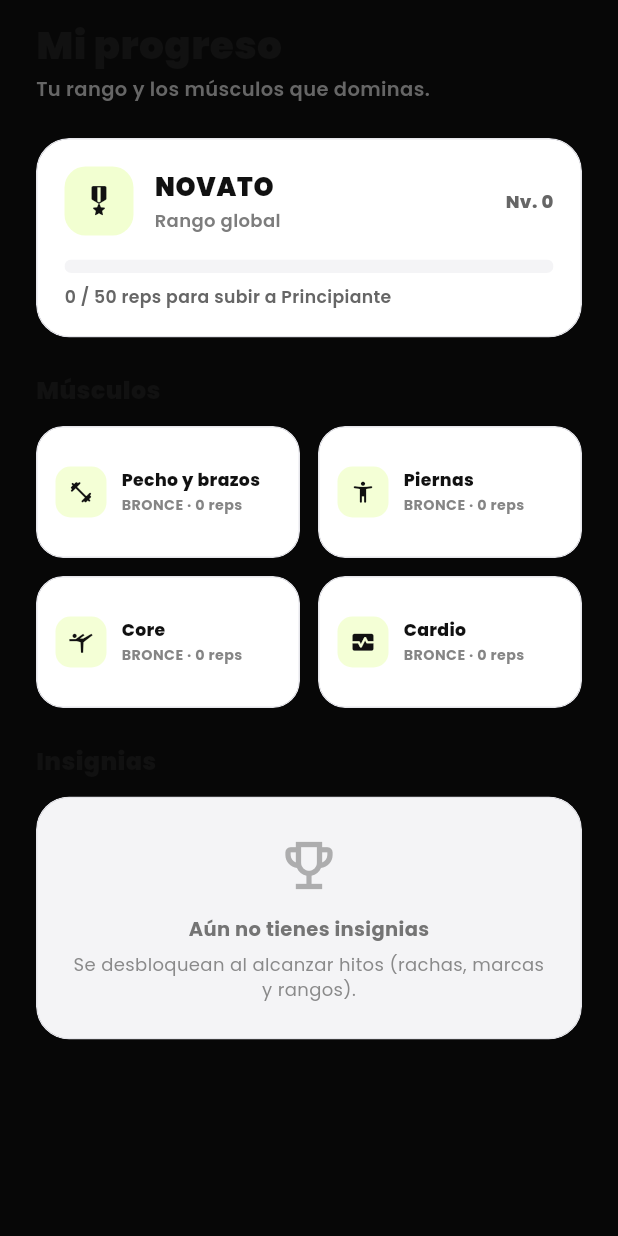
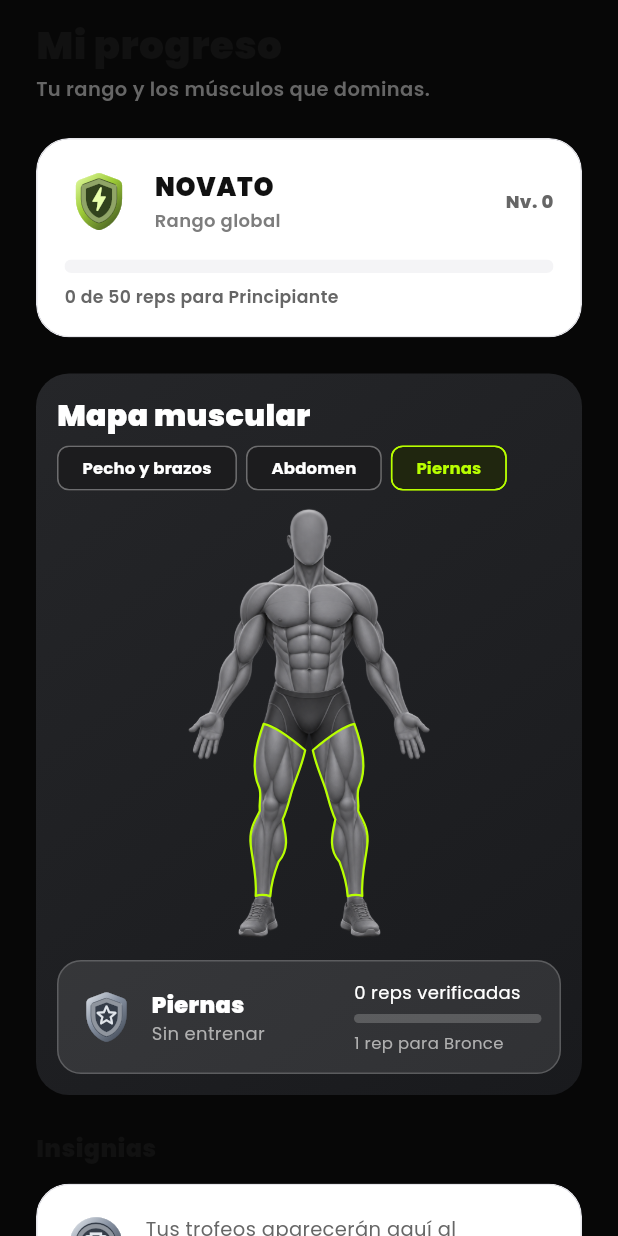
Before and after one commit to Crisls24/rivalfit-app, a Flutter app: the ProgressView widget shown alone on an empty page, opened directly, on a phone screen of 412 x 824 dp. Run offline on Flutter 3.47's test engine with Material 3 defaults, Android fonts, the phone set to English and light mode, and no system bars; our stand-ins replace app_links, flutter_animate, flutter_riverpod, flutter_svg, go_router, google_fonts and 5 more; accounts and stored records are empty; network calls fail.

Commit message:
feat(progress): integra el mapa muscular y los trofeos

```diff
--- a/lib/features/exercise/domain/models/exercise.dart
+++ b/lib/features/exercise/domain/models/exercise.dart
@@ -9,7 +9,7 @@ import 'package:rivalfit/app/theme/app_colors.dart';
 enum MuscleGroup {
   chestArms('Pecho y brazos', Icons.fitness_center_rounded),
   legs('Piernas', Icons.accessibility_new_rounded),
-  core('Core', Icons.sports_gymnastics),
+  core('Abdomen', Icons.sports_gymnastics),
   cardio('Cardio', Icons.monitor_heart_rounded);
 
   final String label;
@@ -38,8 +38,7 @@ class Exercise {
     required this.muscleGroups,
   });
 
-  String get muscleLabel =>
-      muscleGroups.map((g) => g.label).join(' · ');
+  String get muscleLabel => muscleGroups.map((g) => g.label).join(' · ');
 }
 
 /// Catálogo inicial de RivalFit (PRD seccion 3).
--- a/lib/features/home/presentation/tabs/progress_view.dart
+++ b/lib/features/home/presentation/tabs/progress_view.dart
@@ -1,13 +1,13 @@
 import 'package:flutter/material.dart';
 import 'package:rivalfit/app/theme/app_colors.dart';
 import 'package:rivalfit/app/widgets/app_card.dart';
-import 'package:rivalfit/features/exercise/domain/models/exercise.dart';
+import 'package:rivalfit/features/home/presentation/widgets/muscle_map_card.dart';
+import 'package:rivalfit/features/home/presentation/widgets/progress_emblem.dart';
 
-/// Tab "Mi progreso": rango global (PRD seccion 4.5), rango por grupo
-/// muscular (Bronce -> Diamante) e insignias. Los datos llegan en la Fase 3;
-/// aqui se muestra la estructura con contadores en cero.
 class ProgressView extends StatelessWidget {
-  const ProgressView({super.key});
+  final List<String> earnedTrophies;
+
+  const ProgressView({super.key, this.earnedTrophies = const []});
 
   @override
   Widget build(BuildContext context) {
@@ -41,27 +41,7 @@ class ProgressView extends StatelessWidget {
             const SizedBox(height: 24),
             const _RankCard(),
             const SizedBox(height: 24),
-            const Text(
-              'Músculos',
-              style: TextStyle(
-                color: AppColors.carbon,
-                fontSize: 16,
-                fontWeight: FontWeight.w900,
-              ),
-            ),
-            const SizedBox(height: 12),
-            GridView.count(
-              crossAxisCount: 2,
-              shrinkWrap: true,
-              physics: const NeverScrollableScrollPhysics(),
-              mainAxisSpacing: 12,
-              crossAxisSpacing: 12,
-              childAspectRatio: 2.0,
-              children: [
-                for (final group in MuscleGroup.values)
-                  _MuscleCard(group: group),
-              ],
-            ),
+            const MuscleMapCard(),
             const SizedBox(height: 24),
             const Text(
               'Insignias',
@@ -72,7 +52,7 @@ class ProgressView extends StatelessWidget {
               ),
             ),
             const SizedBox(height: 12),
-            const _BadgesEmpty(),
+            _TrophyCollection(earnedTrophies: earnedTrophies),
           ],
         ),
       ),
@@ -93,21 +73,14 @@ class _RankCard extends StatelessWidget {
         children: [
           Row(
             children: [
-              Container(
-                width: 46,
-                height: 46,
-                decoration: BoxDecoration(
-                  color: AppColors.volt.withValues(alpha: 0.18),
-                  borderRadius: BorderRadius.circular(14),
-                ),
-                child: const Icon(
-                  Icons.military_tech_rounded,
-                  size: 24,
-                  color: AppColors.carbon,
-                ),
+              const ProgressEmblem(
+                icon: Icons.bolt_rounded,
+                finish: ProgressEmblemFinish.volt,
+                size: 46,
               ),
               const SizedBox(width: 14),
-              Column(
+              Expanded(
+                child: Column(
                   crossAxisAlignment: CrossAxisAlignment.start,
                   children: [
                     const Text(
@@ -130,7 +103,7 @@ class _RankCard extends StatelessWidget {
                     ),
                   ],
                 ),
-              const Spacer(),
+              ),
               const Text(
                 'Nv. 0',
                 style: TextStyle(
@@ -153,7 +126,7 @@ class _RankCard extends StatelessWidget {
           ),
           const SizedBox(height: 8),
           const Text(
-            '0 / 50 reps para subir a Principiante',
+            '0 de 50 reps para Principiante',
             style: TextStyle(
               color: AppColors.grayMain,
               fontSize: 11.5,
@@ -166,102 +139,67 @@ class _RankCard extends StatelessWidget {
   }
 }
 
-class _MuscleCard extends StatelessWidget {
-  final MuscleGroup group;
+class _TrophyCollection extends StatelessWidget {
+  final List<String> earnedTrophies;
 
-  const _MuscleCard({required this.group});
+  const _TrophyCollection({required this.earnedTrophies});
 
   @override
   Widget build(BuildContext context) {
-    return AppCard(
-      padding: const EdgeInsets.symmetric(horizontal: 12, vertical: 10),
-      borderRadius: BorderRadius.circular(18),
+    if (earnedTrophies.isEmpty) {
+      return const AppCard(
         showShadow: false,
         child: Row(
           children: [
-          Container(
-            width: 34,
-            height: 34,
-            decoration: BoxDecoration(
-              color: AppColors.volt.withValues(alpha: 0.16),
-              borderRadius: BorderRadius.circular(10),
+            ProgressEmblem(
+              icon: Icons.emoji_events_outlined,
+              finish: ProgressEmblemFinish.steel,
+              size: 42,
+              medallion: true,
             ),
-            child: Icon(group.icon, size: 17, color: AppColors.carbon),
-          ),
-          const SizedBox(width: 10),
+            SizedBox(width: 12),
             Expanded(
-            child: Column(
-              mainAxisAlignment: MainAxisAlignment.center,
-              crossAxisAlignment: CrossAxisAlignment.start,
-              children: [
-                Text(
-                  group.label,
-                  maxLines: 1,
-                  overflow: TextOverflow.ellipsis,
-                  style: const TextStyle(
-                    color: AppColors.carbon,
-                    fontSize: 11.5,
-                    fontWeight: FontWeight.w800,
-                  ),
-                ),
-                const SizedBox(height: 2),
-                Text(
-                  'BRONCE · 0 reps',
-                  maxLines: 1,
-                  overflow: TextOverflow.ellipsis,
-                  style: TextStyle(
-                    color: AppColors.grayMain.withValues(alpha: 0.8),
-                    fontSize: 9.5,
-                    fontWeight: FontWeight.w700,
-                    letterSpacing: 0.3,
-                  ),
-                ),
-              ],
+              child: Text(
+                'Tus trofeos aparecerán aquí al desbloquearlos.',
+                style: TextStyle(color: AppColors.grayMain, fontSize: 13),
               ),
             ),
           ],
         ),
       );
     }
-}
 
-class _BadgesEmpty extends StatelessWidget {
-  const _BadgesEmpty();
-
-  @override
-  Widget build(BuildContext context) {
-    return AppCard(
-      padding: const EdgeInsets.all(24),
-      color: AppColors.panelSoft,
+    return Column(
+      crossAxisAlignment: CrossAxisAlignment.stretch,
+      children: [
+        for (final title in earnedTrophies)
+          Padding(
+            padding: const EdgeInsets.only(bottom: 8),
+            child: AppCard(
               showShadow: false,
-      child: Column(
+              child: Row(
                 children: [
-          Icon(
-            Icons.emoji_events_outlined,
-            size: 42,
-            color: AppColors.grayMain.withValues(alpha: 0.5),
+                  const ProgressEmblem(
+                    icon: Icons.emoji_events_rounded,
+                    finish: ProgressEmblemFinish.bronze,
+                    size: 46,
+                    medallion: true,
                   ),
-          const SizedBox(height: 12),
-          Text(
-            'Aún no tienes insignias',
-            style: TextStyle(
-              color: AppColors.grayMain.withValues(alpha: 0.9),
-              fontSize: 13,
-              fontWeight: FontWeight.w700,
+                  const SizedBox(width: 12),
+                  Expanded(
+                    child: Text(
+                      title,
+                      style: const TextStyle(
+                        color: AppColors.carbon,
+                        fontWeight: FontWeight.w800,
                       ),
-          ),
-          const SizedBox(height: 5),
-          Text(
-            'Se desbloquean al alcanzar hitos (rachas, marcas y rangos).',
-            textAlign: TextAlign.center,
-            style: TextStyle(
-              color: AppColors.grayMain.withValues(alpha: 0.75),
-              fontSize: 12,
-              height: 1.45,
                     ),
                   ),
                 ],
               ),
+            ),
+          ),
+      ],
     );
   }
 }
--- /dev/null
+++ b/lib/features/home/presentation/widgets/muscle_map_card.dart
@@ -0,0 +1,276 @@
+import 'package:flutter/material.dart';
+import 'package:rivalfit/app/theme/app_colors.dart';
+import 'package:rivalfit/features/exercise/domain/models/exercise.dart';
+import 'package:rivalfit/features/home/presentation/widgets/progress_emblem.dart';
+
+const _artSize = Size(1024, 1536);
+const _bodyAsset = 'assets/progress/muscle-body.png';
+const _groups = [MuscleGroup.chestArms, MuscleGroup.core, MuscleGroup.legs];
+
+/// Mapa interactivo de los grupos musculares.
+class MuscleMapCard extends StatefulWidget {
+  const MuscleMapCard({super.key});
+
+  @override
+  State<MuscleMapCard> createState() => _MuscleMapCardState();
+}
+
+class _MuscleMapCardState extends State<MuscleMapCard> {
+  MuscleGroup _selected = MuscleGroup.legs;
+
+  void _select(MuscleGroup group) => setState(() => _selected = group);
+
+  @override
+  Widget build(BuildContext context) {
+    const body = Image(image: AssetImage(_bodyAsset), fit: BoxFit.contain);
+    return DecoratedBox(
+      decoration: const BoxDecoration(
+        gradient: LinearGradient(
+          begin: Alignment.topLeft,
+          end: Alignment.bottomRight,
+          colors: [Color(0xFF252629), Color(0xFF191A1D)],
+        ),
+        borderRadius: BorderRadius.all(Radius.circular(22)),
+      ),
+      child: Padding(
+        padding: const EdgeInsets.all(14),
+        child: Column(
+          crossAxisAlignment: CrossAxisAlignment.stretch,
+          children: [
+            const Text(
+              'Mapa muscular',
+              style: TextStyle(
+                color: Colors.white,
+                fontSize: 20,
+                fontWeight: FontWeight.w900,
+              ),
+            ),
+            Wrap(
+              alignment: WrapAlignment.start,
+              spacing: 6,
+              children: [
+                for (final group in _groups)
+                  ChoiceChip(
+                    label: Text(group.label),
+                    selected: group == _selected,
+                    onSelected: (_) => _select(group),
+                    showCheckmark: false,
+                    visualDensity: VisualDensity.compact,
+                    selectedColor: AppColors.volt.withValues(alpha: 0.09),
+                    backgroundColor: AppColors.glowNeutral,
+                    side: BorderSide(
+                      color: group == _selected
+                          ? AppColors.volt
+                          : AppColors.glassBorder,
+                    ),
+                    labelStyle: TextStyle(
+                      fontSize: 11,
+                      color: group == _selected ? AppColors.volt : Colors.white,
+                      fontWeight: FontWeight.w700,
+                    ),
+                  ),
+              ],
+            ),
+            Center(
+              child: ConstrainedBox(
+                constraints: const BoxConstraints(maxWidth: 200),
+                child: AspectRatio(
+                  aspectRatio: _artSize.aspectRatio,
+                  child: LayoutBuilder(
+                    builder: (context, constraints) {
+                      final size = constraints.biggest;
+                      return GestureDetector(
+                        excludeFromSemantics: true,
+                        onTapUp: (details) {
+                          final position =
+                              details.localPosition /
+                              size.width *
+                              _artSize.width;
+                          for (final group in _groups) {
+                            if (_bodyRegions[group]!.contains(position)) {
+                              _select(group);
+                              break;
+                            }
+                          }
+                        },
+                        child: Stack(
+                          fit: StackFit.expand,
+                          children: [
+                            body,
+                            CustomPaint(painter: _MuscleOutline(_selected)),
+                          ],
+                        ),
+                      );
+                    },
+                  ),
+                ),
+              ),
+            ),
+            const SizedBox(height: 8),
+            _MuscleDetail(group: _selected),
+          ],
+        ),
+      ),
+    );
+  }
+}
+
+class _MuscleDetail extends StatelessWidget {
+  final MuscleGroup group;
+
+  const _MuscleDetail({required this.group});
+
+  @override
+  Widget build(BuildContext context) {
+    return Semantics(
+      liveRegion: true,
+      child: Container(
+        padding: const EdgeInsets.all(12),
+        decoration: BoxDecoration(
+          color: AppColors.glassBackground,
+          borderRadius: BorderRadius.circular(16),
+          border: Border.all(color: AppColors.glassBorder),
+        ),
+        child: Row(
+          children: [
+            const ProgressEmblem(
+              icon: Icons.star_outline_rounded,
+              finish: ProgressEmblemFinish.steel,
+              size: 40,
+            ),
+            const SizedBox(width: 10),
+            Expanded(
+              child: Column(
+                crossAxisAlignment: CrossAxisAlignment.start,
+                children: [
+                  Text(
+                    group.label,
+                    style: const TextStyle(
+                      color: Colors.white,
+                      fontSize: 15,
+                      fontWeight: FontWeight.w900,
+                    ),
+                  ),
+                  const Text(
+                    'Sin entrenar',
+                    style: TextStyle(color: AppColors.textGray, fontSize: 12),
+                  ),
+                ],
+              ),
+            ),
+            const SizedBox(width: 10),
+            Expanded(
+              child: Column(
+                crossAxisAlignment: CrossAxisAlignment.start,
+                children: [
+                  const Text(
+                    '0 reps verificadas',
+                    style: TextStyle(color: Colors.white, fontSize: 12),
+                  ),
+                  const SizedBox(height: 6),
+                  LinearProgressIndicator(
+                    value: 0,
+                    minHeight: 6,
+                    borderRadius: BorderRadius.circular(8),
+                    color: AppColors.volt,
+                    backgroundColor: AppColors.glassBorder,
+                  ),
+                  const SizedBox(height: 5),
+                  const Text(
+                    '1 rep para Bronce',
+                    style: TextStyle(color: AppColors.textGray, fontSize: 11),
+                  ),
+                ],
+              ),
+            ),
+          ],
+        ),
+      ),
+    );
+  }
+}
+
+class _MuscleOutline extends CustomPainter {
+  final MuscleGroup group;
+
+  const _MuscleOutline(this.group);
+
+  @override
+  void paint(Canvas canvas, Size size) {
+    canvas.drawPath(
+      _scaledRegion(group, size),
+      Paint()
+        ..style = PaintingStyle.stroke
+        ..strokeJoin = StrokeJoin.round
+        ..strokeWidth = 1.5
+        ..color = AppColors.volt,
+    );
+  }
+
+  @override
+  bool shouldRepaint(_MuscleOutline oldDelegate) => group != oldDelegate.group;
+}
+
+Path _scaledRegion(MuscleGroup group, Size size) {
+  final scale = size.width / _artSize.width;
+  return _bodyRegions[group]!.transform(
+    (Matrix4.diagonal3Values(scale, scale, 1)).storage,
+  );
+}
+
+// Coordinates follow the source image. The same paths drive clipping, the
+// selection outline and hit testing.
+final _bodyRegions = {
+  MuscleGroup.legs: _bilateral(
+    Path()
+      ..moveTo(357, 771)
+      ..cubicTo(397, 779, 459, 827, 499, 861)
+      ..cubicTo(485, 925, 460, 972, 449, 1016)
+      ..cubicTo(440, 1050, 432, 1076, 422, 1097)
+      ..cubicTo(432, 1145, 448, 1197, 408, 1242)
+      ..cubicTo(393, 1281, 382, 1327, 380, 1359)
+      ..quadraticBezierTo(354, 1351, 330, 1358)
+      ..cubicTo(335, 1294, 318, 1232, 313, 1184)
+      ..cubicTo(306, 1127, 332, 1096, 344, 1068)
+      ..cubicTo(341, 1031, 351, 1015, 342, 988)
+      ..cubicTo(313, 925, 328, 851, 357, 771)
+      ..close(),
+  ),
+  MuscleGroup.core: Path()
+    ..moveTo(383, 429)
+    ..cubicTo(429, 451, 472, 446, 512, 430)
+    ..cubicTo(552, 446, 595, 451, 641, 429)
+    ..cubicTo(654, 490, 617, 532, 625, 582)
+    ..quadraticBezierTo(633, 615, 622, 638)
+    ..cubicTo(565, 672, 460, 675, 402, 638)
+    ..quadraticBezierTo(391, 615, 399, 582)
+    ..cubicTo(407, 532, 370, 490, 383, 429)
+    ..close(),
+  MuscleGroup.chestArms: _bilateral(
+    Path()
+      ..moveTo(512, 316)
+      ..cubicTo(486, 285, 449, 297, 416, 299)
+      ..cubicTo(339, 265, 262, 315, 278, 413)
+      ..cubicTo(253, 448, 263, 490, 249, 526)
+      ..cubicTo(197, 566, 208, 659, 173, 731)
+      ..quadraticBezierTo(192, 733, 219, 751)
+      ..cubicTo(244, 689, 299, 650, 314, 590)
+      ..cubicTo(323, 532, 356, 500, 362, 426)
+      ..quadraticBezierTo(365, 409, 380, 429)
+      ..cubicTo(421, 452, 474, 443, 512, 426)
+      ..close(),
+  ),
+};
+
+Path _bilateral(Path left) => Path()
+  ..addPath(left, Offset.zero)
+  ..addPath(
+    left.transform(
+      (Matrix4.translationValues(
+        _artSize.width,
+        0,
+        0,
+      )..scaleByDouble(-1, 1, 1, 1)).storage,
+    ),
+    Offset.zero,
+  );
```
Lines whose indentation alone changed are shown as unchanged.
